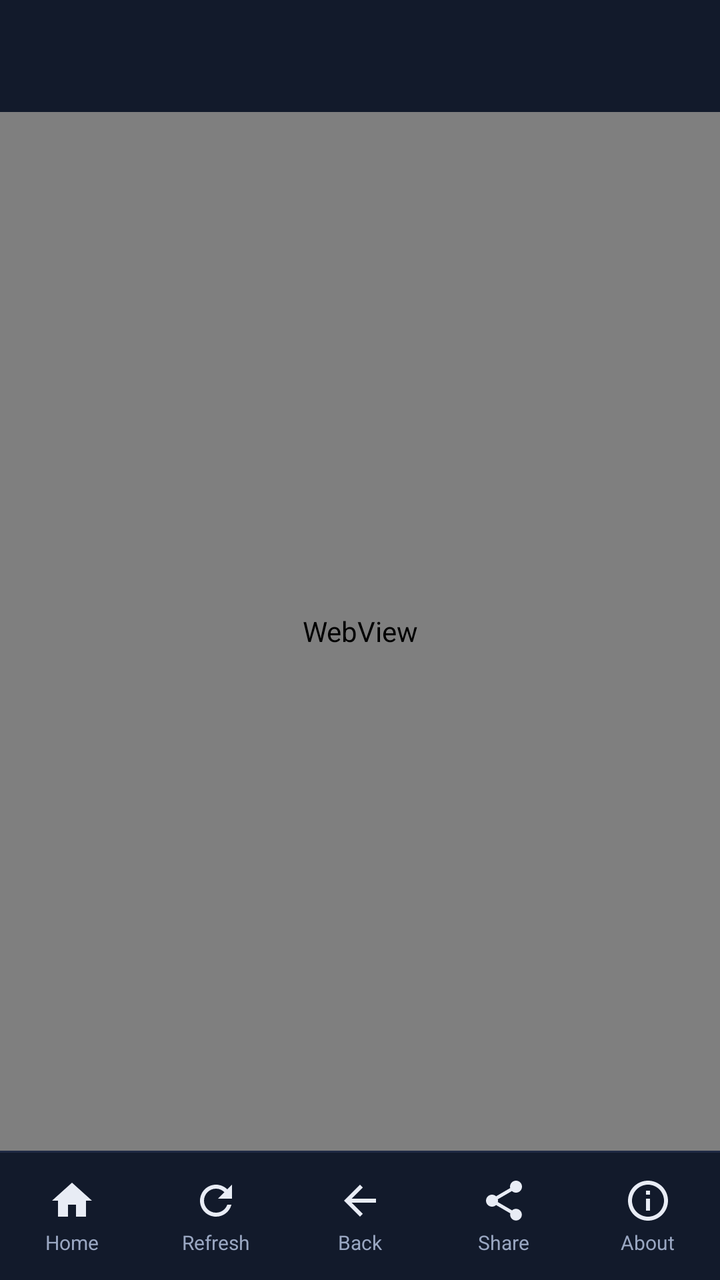
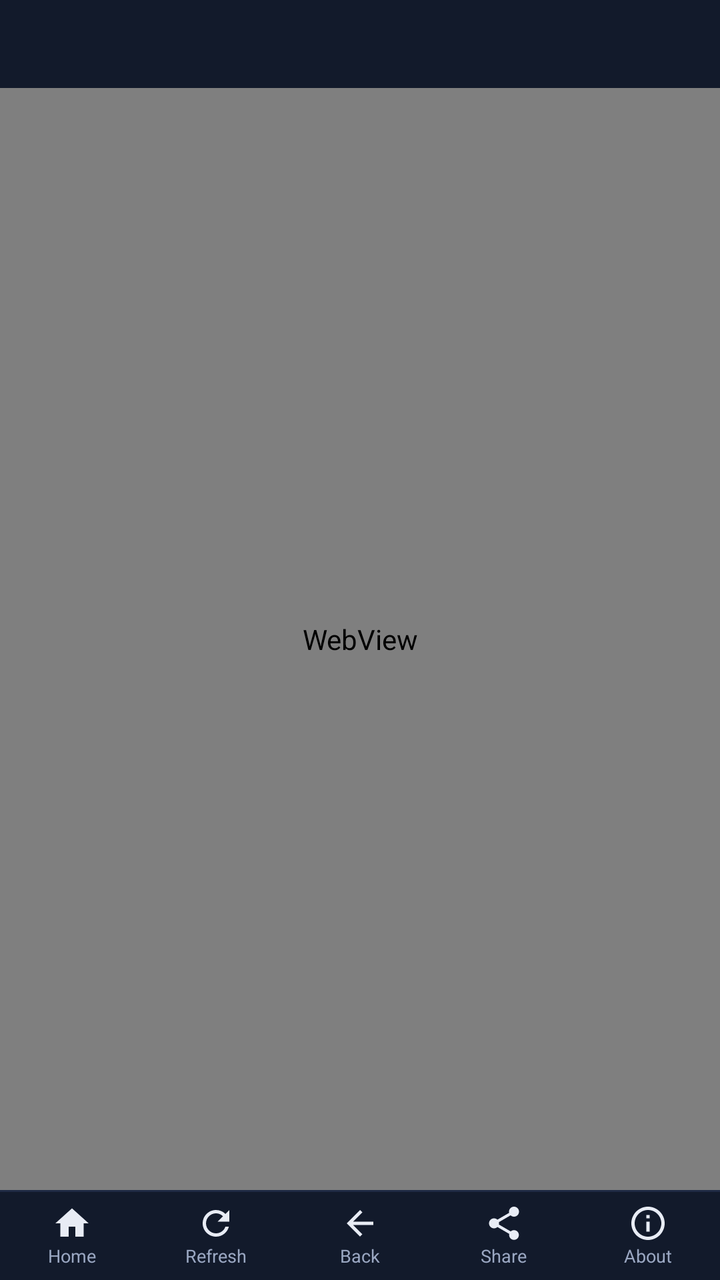

An Android layout rendered at two revisions. The XML below is the earlier revision; the diff shows what the commit changed to produce the second picture.
<!-- AndroidManifest.xml: application theme Theme.Muufi -->
<!-- res/layout/activity_main.xml -->
<?xml version="1.0" encoding="utf-8"?>
<LinearLayout xmlns:android="http://schemas.android.com/apk/res/android"
    android:layout_width="match_parent"
    android:layout_height="match_parent"
    android:orientation="vertical"
    android:background="@color/bg"
    android:fitsSystemWindows="true">

    
    <androidx.appcompat.widget.Toolbar
        android:id="@+id/toolbar"
        android:layout_width="match_parent"
        android:layout_height="?attr/actionBarSize"
        android:background="@color/bar"
        android:title="@string/app_name"
        android:titleTextColor="@color/text" />

    
    <WebView
        android:id="@+id/webview"
        android:layout_width="match_parent"
        android:layout_height="0dp"
        android:layout_weight="1" />

    <View
        android:layout_width="match_parent"
        android:layout_height="1dp"
        android:background="@color/bar_stroke" />

    
    <LinearLayout
        android:id="@+id/bottombar"
        android:layout_width="match_parent"
        android:layout_height="wrap_content"
        android:orientation="horizontal"
        android:background="@color/bar"
        android:paddingTop="6dp"
        android:paddingBottom="6dp">

        <LinearLayout
            android:id="@+id/btnHome"
            style="@style/MuufiBottomButton">

            <ImageView
                android:layout_width="24dp"
                android:layout_height="24dp"
                android:contentDescription="@string/home"
                android:src="@drawable/ic_home"
                android:tint="@color/text" />

            <TextView style="@style/MuufiBottomLabel" android:text="@string/home" />
        </LinearLayout>

        <LinearLayout
            android:id="@+id/btnRefresh"
            style="@style/MuufiBottomButton">

            <ImageView
                android:layout_width="24dp"
                android:layout_height="24dp"
                android:contentDescription="@string/refresh"
                android:src="@drawable/ic_refresh"
                android:tint="@color/text" />

            <TextView style="@style/MuufiBottomLabel" android:text="@string/refresh" />
        </LinearLayout>

        <LinearLayout
            android:id="@+id/btnBack"
            style="@style/MuufiBottomButton">

            <ImageView
                android:layout_width="24dp"
                android:layout_height="24dp"
                android:contentDescription="@string/back"
                android:src="@drawable/ic_back"
                android:tint="@color/text" />

            <TextView style="@style/MuufiBottomLabel" android:text="@string/back" />
        </LinearLayout>

        <LinearLayout
            android:id="@+id/btnShare"
            style="@style/MuufiBottomButton">

            <ImageView
                android:layout_width="24dp"
                android:layout_height="24dp"
                android:contentDescription="@string/share"
                android:src="@drawable/ic_share"
                android:tint="@color/text" />

            <TextView style="@style/MuufiBottomLabel" android:text="@string/share" />
        </LinearLayout>

        <LinearLayout
            android:id="@+id/btnInfo"
            style="@style/MuufiBottomButton">

            <ImageView
                android:layout_width="24dp"
                android:layout_height="24dp"
                android:contentDescription="@string/about"
                android:src="@drawable/ic_info"
                android:tint="@color/text" />

            <TextView style="@style/MuufiBottomLabel" android:text="@string/about" />
        </LinearLayout>
    </LinearLayout>
</LinearLayout>
<!-- resources referenced by this layout -->
<resources>
  <color name="bar">#FF121A2B</color>
  <color name="bar_stroke">#FF1F2A44</color>
  <color name="bg">#FF0B1220</color>
  <color name="text">#FFE8ECF5</color>
  <!-- drawable ic_back (drawable) -->
  <vector xmlns:android="http://schemas.android.com/apk/res/android"
      android:width="24dp" android:height="24dp"
      android:viewportWidth="24" android:viewportHeight="24">
      <path android:fillColor="#FFFFFFFF"
          android:pathData="M20,11H7.83l5.59,-5.59L12,4l-8,8 8,8 1.41,-1.41L7.83,13H20v-2z" />
  </vector>
  <!-- drawable ic_home (drawable) -->
  <vector xmlns:android="http://schemas.android.com/apk/res/android"
      android:width="24dp" android:height="24dp"
      android:viewportWidth="24" android:viewportHeight="24">
      <path android:fillColor="#FFFFFFFF"
          android:pathData="M10,20v-6h4v6h5v-8h3L12,3 2,12h3v8z" />
  </vector>
  <!-- drawable ic_info (drawable) -->
  <vector xmlns:android="http://schemas.android.com/apk/res/android"
      android:width="24dp" android:height="24dp"
      android:viewportWidth="24" android:viewportHeight="24">
      <path android:fillColor="#FFFFFFFF"
          android:pathData="M11,7h2v2h-2zM11,11h2v6h-2zM12,2C6.48,2 2,6.48 2,12s4.48,10 10,10 10,-4.48 10,-10S17.52,2 12,2zM12,20c-4.41,0 -8,-3.59 -8,-8s3.59,-8 8,-8 8,3.59 8,8 -3.59,8 -8,8z" />
  </vector>
  <!-- drawable ic_refresh (drawable) -->
  <vector xmlns:android="http://schemas.android.com/apk/res/android"
      android:width="24dp" android:height="24dp"
      android:viewportWidth="24" android:viewportHeight="24">
      <path android:fillColor="#FFFFFFFF"
          android:pathData="M17.65,6.35C16.2,4.9 14.21,4 12,4c-4.42,0 -7.99,3.58 -8,8s3.58,8 8,8c3.73,0 6.84,-2.55 7.73,-6h-2.08c-0.82,2.33 -3.04,4 -5.65,4 -3.31,0 -6,-2.69 -6,-6s2.69,-6 6,-6c1.66,0 3.14,0.69 4.22,1.78L13,11h7V4l-2.35,2.35z" />
  </vector>
  <string name="about">About</string>
  <string name="app_name">muufi</string>
  <string name="back">Back</string>
  <string name="home">Home</string>
  <string name="refresh">Refresh</string>
  <string name="share">Share</string>
  <style name="MuufiBottomButton">
          <item name="android:layout_width">0dp</item>
          <item name="android:layout_height">wrap_content</item>
          <item name="android:layout_weight">1</item>
          <item name="android:orientation">vertical</item>
          <item name="android:gravity">center</item>
          <item name="android:paddingTop">6dp</item>
          <item name="android:paddingBottom">6dp</item>
          <item name="android:clickable">true</item>
          <item name="android:focusable">true</item>
          <item name="android:background">?android:attr/selectableItemBackground</item>
      </style>
  <style name="MuufiBottomLabel">
          <item name="android:layout_width">wrap_content</item>
          <item name="android:layout_height">wrap_content</item>
          <item name="android:textSize">10sp</item>
          <item name="android:textColor">@color/muted</item>
          <item name="android:layout_marginTop">2dp</item>
      </style>
  <style name="Theme.Muufi" parent="Theme.AppCompat.DayNight.NoActionBar">
          <item name="android:windowBackground">@color/bg</item>
          <item name="android:statusBarColor">@color/bar</item>
          <item name="android:navigationBarColor">@color/bar</item>
          <item name="android:windowLightStatusBar">false</item>
          <item name="colorAccent">@color/accent</item>
      </style>
  <color name="muted">#FF9AA7C2</color>
  <color name="accent">#FF2563EB</color>
</resources>

<!-- the commit's change to res/layout/activity_main.xml (unified diff, before → after) -->
@@ -1,110 +1,123 @@
 <?xml version="1.0" encoding="utf-8"?>
-<LinearLayout xmlns:android="http://schemas.android.com/apk/res/android"
+<FrameLayout xmlns:android="http://schemas.android.com/apk/res/android"
     android:layout_width="match_parent"
     android:layout_height="match_parent"
-    android:orientation="vertical"
     android:background="@color/bg"
     android:fitsSystemWindows="true">
 
-    
-    <androidx.appcompat.widget.Toolbar
-        android:id="@+id/toolbar"
+    <LinearLayout
         android:layout_width="match_parent"
-        android:layout_height="?attr/actionBarSize"
-        android:background="@color/bar"
-        android:title="@string/app_name"
-        android:titleTextColor="@color/text" />
+        android:layout_height="match_parent"
+        android:orientation="vertical">
+
+        
+        <androidx.appcompat.widget.Toolbar
+            android:id="@+id/toolbar"
+            android:layout_width="match_parent"
+            android:layout_height="44dp"
+            android:background="@color/bar"
+            android:minHeight="44dp"
+            android:title="@string/app_name"
+            android:titleTextColor="@color/text" />
+
+        
+        <WebView
+            android:id="@+id/webview"
+            android:layout_width="match_parent"
+            android:layout_height="0dp"
+            android:layout_weight="1" />
+
+        <View
+            android:layout_width="match_parent"
+            android:layout_height="1dp"
+            android:background="@color/bar_stroke" />
+
+        
+        <LinearLayout
+            android:id="@+id/bottombar"
+            android:layout_width="match_parent"
+            android:layout_height="44dp"
+            android:orientation="horizontal"
+            android:gravity="center_vertical"
+            android:background="@color/bar">
+
+            <LinearLayout
+                android:id="@+id/btnHome"
+                style="@style/MuufiBottomButton">
+
+                <ImageView
+                    android:layout_width="20dp"
+                    android:layout_height="20dp"
+                    android:contentDescription="@string/home"
+                    android:src="@drawable/ic_home"
+                    android:tint="@color/text" />
+
+                <TextView style="@style/MuufiBottomLabel" android:text="@string/home" />
+            </LinearLayout>
+
+            <LinearLayout
+                android:id="@+id/btnRefresh"
+                style="@style/MuufiBottomButton">
+
+                <ImageView
+                    android:layout_width="20dp"
+                    android:layout_height="20dp"
+                    android:contentDescription="@string/refresh"
+                    android:src="@drawable/ic_refresh"
+                    android:tint="@color/text" />
+
+                <TextView style="@style/MuufiBottomLabel" android:text="@string/refresh" />
+            </LinearLayout>
+
+            <LinearLayout
+                android:id="@+id/btnBack"
+                style="@style/MuufiBottomButton">
+
+                <ImageView
+                    android:layout_width="20dp"
+                    android:layout_height="20dp"
+                    android:contentDescription="@string/back"
+                    android:src="@drawable/ic_back"
+                    android:tint="@color/text" />
+
+                <TextView style="@style/MuufiBottomLabel" android:text="@string/back" />
+            </LinearLayout>
+
+            <LinearLayout
+                android:id="@+id/btnShare"
+                style="@style/MuufiBottomButton">
+
+                <ImageView
+                    android:layout_width="20dp"
+                    android:layout_height="20dp"
+                    android:contentDescription="@string/share"
+                    android:src="@drawable/ic_share"
+                    android:tint="@color/text" />
+
+                <TextView style="@style/MuufiBottomLabel" android:text="@string/share" />
+            </LinearLayout>
+
+            <LinearLayout
+                android:id="@+id/btnInfo"
+                style="@style/MuufiBottomButton">
+
+                <ImageView
+                    android:layout_width="20dp"
+                    android:layout_height="20dp"
+                    android:contentDescription="@string/about"
+                    android:src="@drawable/ic_info"
+                    android:tint="@color/text" />
+
+                <TextView style="@style/MuufiBottomLabel" android:text="@string/about" />
+            </LinearLayout>
+        </LinearLayout>
+    </LinearLayout>
 
     
-    <WebView
-        android:id="@+id/webview"
+    <FrameLayout
+        android:id="@+id/fullscreenContainer"
         android:layout_width="match_parent"
-        android:layout_height="0dp"
-        android:layout_weight="1" />
-
-    <View
-        android:layout_width="match_parent"
-        android:layout_height="1dp"
-        android:background="@color/bar_stroke" />
-
-    
-    <LinearLayout
-        android:id="@+id/bottombar"
-        android:layout_width="match_parent"
-        android:layout_height="wrap_content"
-        android:orientation="horizontal"
-        android:background="@color/bar"
-        android:paddingTop="6dp"
-        android:paddingBottom="6dp">
-
-        <LinearLayout
-            android:id="@+id/btnHome"
-            style="@style/MuufiBottomButton">
-
-            <ImageView
-                android:layout_width="24dp"
-                android:layout_height="24dp"
-                android:contentDescription="@string/home"
-                android:src="@drawable/ic_home"
-                android:tint="@color/text" />
-
-            <TextView style="@style/MuufiBottomLabel" android:text="@string/home" />
-        </LinearLayout>
-
-        <LinearLayout
-            android:id="@+id/btnRefresh"
-            style="@style/MuufiBottomButton">
-
-            <ImageView
-                android:layout_width="24dp"
-                android:layout_height="24dp"
-                android:contentDescription="@string/refresh"
-                android:src="@drawable/ic_refresh"
-                android:tint="@color/text" />
-
-            <TextView style="@style/MuufiBottomLabel" android:text="@string/refresh" />
-        </LinearLayout>
-
-        <LinearLayout
-            android:id="@+id/btnBack"
-            style="@style/MuufiBottomButton">
-
-            <ImageView
-                android:layout_width="24dp"
-                android:layout_height="24dp"
-                android:contentDescription="@string/back"
-                android:src="@drawable/ic_back"
-                android:tint="@color/text" />
-
-            <TextView style="@style/MuufiBottomLabel" android:text="@string/back" />
-        </LinearLayout>
-
-        <LinearLayout
-            android:id="@+id/btnShare"
-            style="@style/MuufiBottomButton">
-
-            <ImageView
-                android:layout_width="24dp"
-                android:layout_height="24dp"
-                android:contentDescription="@string/share"
-                android:src="@drawable/ic_share"
-                android:tint="@color/text" />
-
-            <TextView style="@style/MuufiBottomLabel" android:text="@string/share" />
-        </LinearLayout>
-
-        <LinearLayout
-            android:id="@+id/btnInfo"
-            style="@style/MuufiBottomButton">
-
-            <ImageView
-                android:layout_width="24dp"
-                android:layout_height="24dp"
-                android:contentDescription="@string/about"
-                android:src="@drawable/ic_info"
-                android:tint="@color/text" />
-
-            <TextView style="@style/MuufiBottomLabel" android:text="@string/about" />
-        </LinearLayout>
-    </LinearLayout>
-</LinearLayout>
+        android:layout_height="match_parent"
+        android:background="#FF000000"
+        android:visibility="gone" />
+</FrameLayout>
<!-- resource entries referenced after the edit -->
@@ -40,12 +40,10 @@
   <string name="share">Share</string>
   <style name="MuufiBottomButton">
           <item name="android:layout_width">0dp</item>
-          <item name="android:layout_height">wrap_content</item>
+          <item name="android:layout_height">match_parent</item>
           <item name="android:layout_weight">1</item>
           <item name="android:orientation">vertical</item>
           <item name="android:gravity">center</item>
-          <item name="android:paddingTop">6dp</item>
-          <item name="android:paddingBottom">6dp</item>
           <item name="android:clickable">true</item>
           <item name="android:focusable">true</item>
           <item name="android:background">?android:attr/selectableItemBackground</item>
@@ -53,9 +51,8 @@
   <style name="MuufiBottomLabel">
           <item name="android:layout_width">wrap_content</item>
           <item name="android:layout_height">wrap_content</item>
-          <item name="android:textSize">10sp</item>
+          <item name="android:textSize">9sp</item>
           <item name="android:textColor">@color/muted</item>
-          <item name="android:layout_marginTop">2dp</item>
       </style>
   <style name="Theme.Muufi" parent="Theme.AppCompat.DayNight.NoActionBar">
           <item name="android:windowBackground">@color/bg</item>
